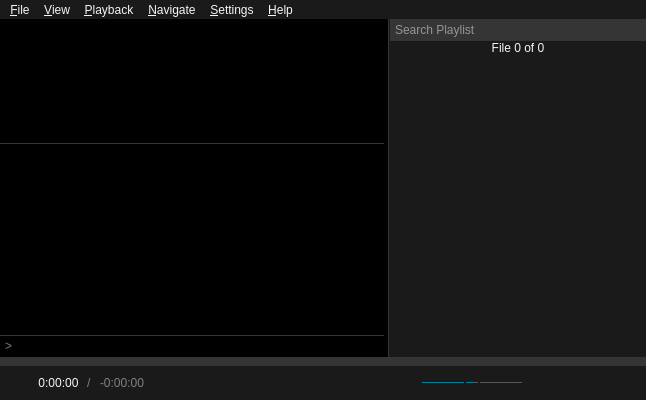
Old version of the form src/ui/mainwindow.ui in the repository u8sand/Baka-MPlayer.
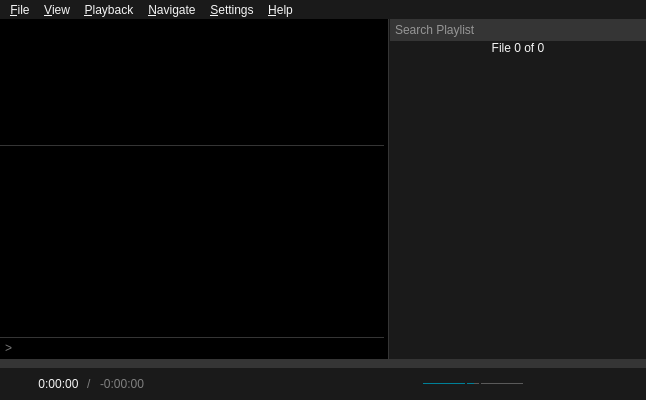
New version of the form. Icons and pictures are not drawn. Custom widgets are drawn as their Qt base class.

Commit message: mainwindow.ui: increase play/pause button size

What changed in the file:
```diff
--- a/src/ui/mainwindow.ui
+++ b/src/ui/mainwindow.ui
@@ -539,13 +539,13 @@
         <number>14</number>
        </property>
        <property name="topMargin">
-        <number>6</number>
+        <number>5</number>
        </property>
        <property name="rightMargin">
         <number>14</number>
        </property>
        <property name="bottomMargin">
-        <number>6</number>
+        <number>5</number>
        </property>
        <item>
         <widget class="QWidget" name="timeLayoutWidget" native="true">
@@ -787,8 +787,8 @@
            </property>
            <property name="maximumSize">
             <size>
-             <width>32</width>
-             <height>32</height>
+             <width>34</width>
+             <height>34</height>
             </size>
            </property>
            <property name="cursor">
@@ -805,8 +805,8 @@
            </property>
            <property name="iconSize">
             <size>
-             <width>32</width>
-             <height>32</height>
+             <width>34</width>
+             <height>34</height>
             </size>
            </property>
            <property name="flat">
```
Left out of the diff: 2 changed lines with no effect on the pictures. The commit also changes 4 other files.
